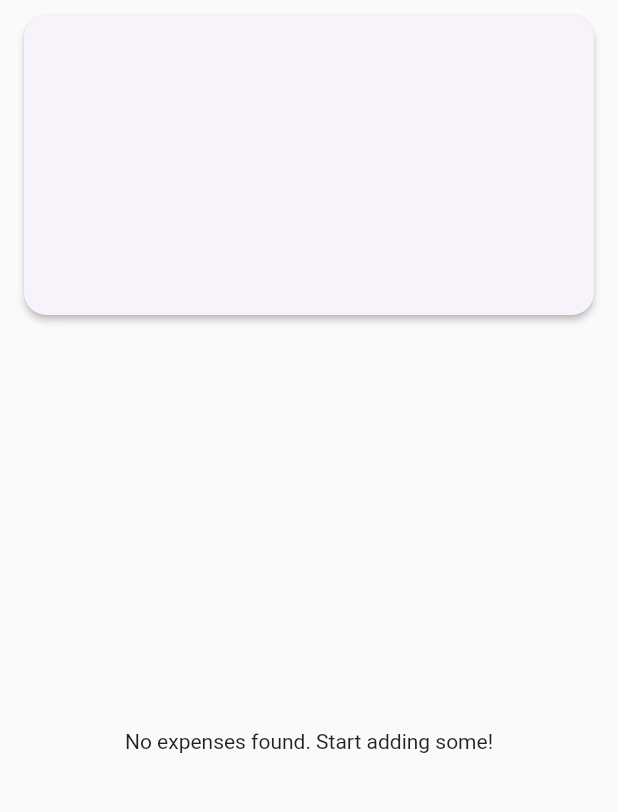
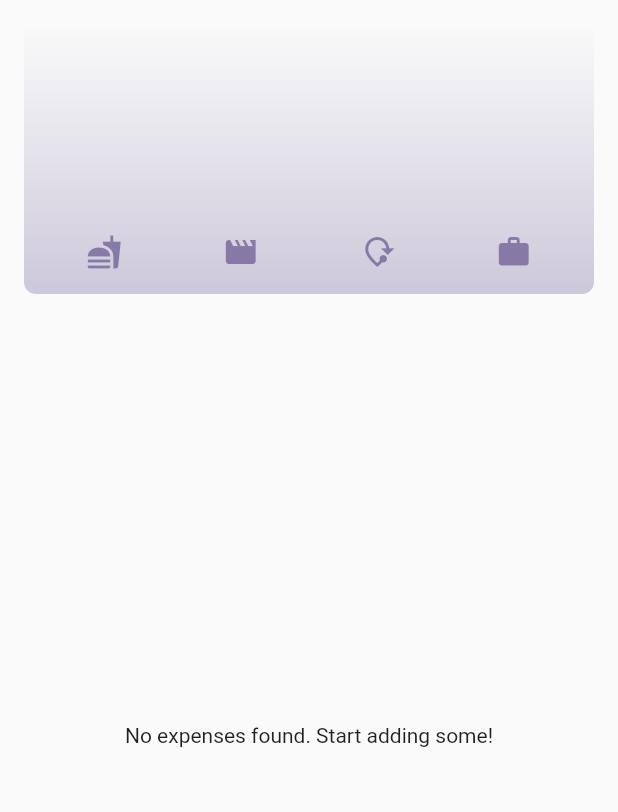
Before and after one commit to TheShivamPatel/expense_tracker, a Flutter app: the screen it shows after launch, on a phone screen of 412 x 824 dp, the part 84-896 px from its top. Run offline on Flutter 3.47's test engine with Material 2 defaults, Android fonts, the phone set to English and light mode, and no system bars.

Commit message:
Chart connected with expenses.

```diff
--- a/lib/widgets/expenses.dart
+++ b/lib/widgets/expenses.dart
@@ -1,3 +1,4 @@
+import 'package:expense_tracker/widgets/chart/chart.dart';
 import 'package:expense_tracker/widgets/expenses_list/expense_list.dart';
 import 'package:expense_tracker/widgets/new_expense.dart';
 import 'package:flutter/material.dart';
@@ -86,16 +87,7 @@ class _ExpensesState extends State<Expenses> {
       ),
       body: Column(
         children: [
-          const Card(
-            elevation: 2,
-            // margin: EdgeInsets.all(20),
-            shape: RoundedRectangleBorder(
-                borderRadius: BorderRadius.all(Radius.circular(15))),
-            child: SizedBox(
-              height: 200,
-              width: double.infinity,
-            ),
-          ),
+          Chart(expenses: _expenseList),
           Expanded(child: mainContent),
         ],
       ),
```
